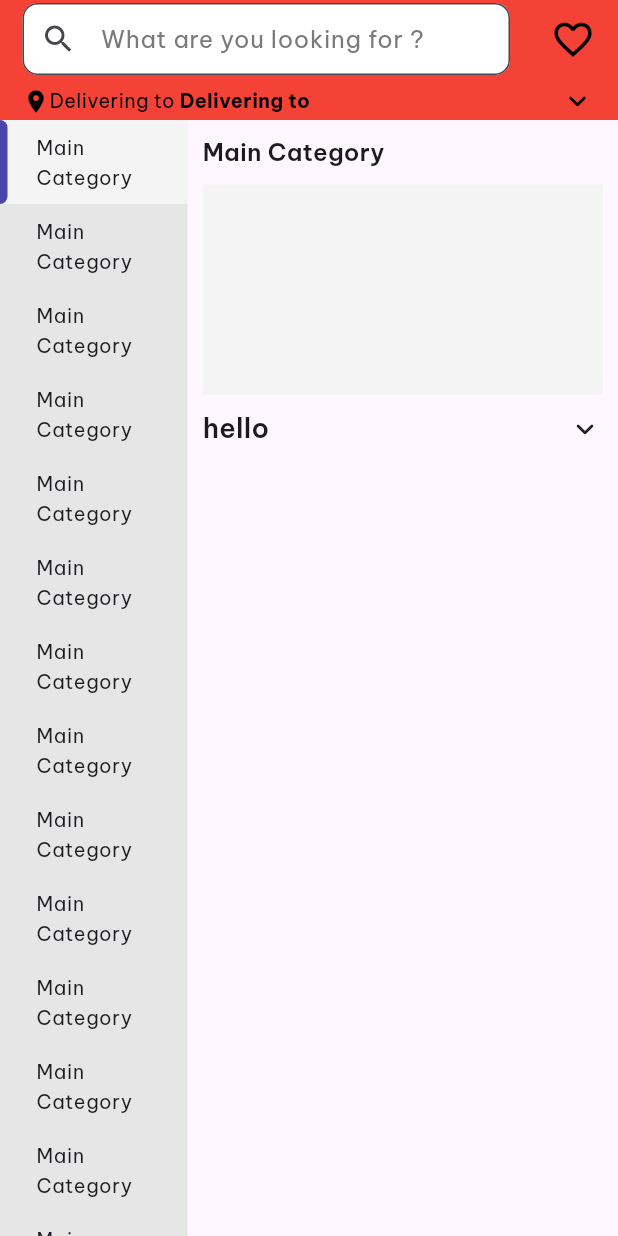
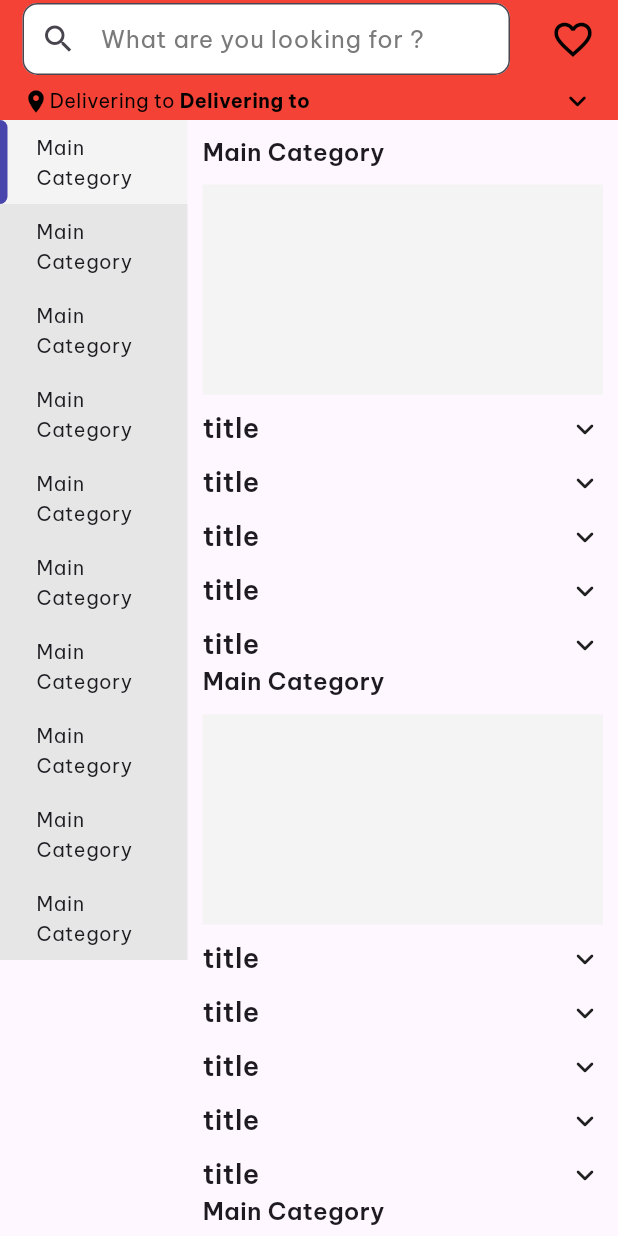
Before and after one commit to codewithmohammed/Tech-Haven, a Flutter app: the SearchCategoryPage screen opened directly, on a phone screen of 412 x 824 dp. Run offline on Flutter 3.47's test engine with Material 3 defaults, Android fonts, the light colour scheme and no system bars; our stand-ins replace animate_do, awesome_snackbar_content, bloc, carousel_slider, cloud_firestore, country_picker and 12 more; accounts and stored records are empty.

Commit message:
the ui of the search page is finished but there is need for some state management to be done in the ui of the screen

```diff
--- a/lib/features/searchcategory/presentation/pages/search_category_page.dart
+++ b/lib/features/searchcategory/presentation/pages/search_category_page.dart
@@ -1,8 +1,6 @@
 import 'package:flutter/material.dart';
-
 import 'package:tech_haven/core/common/widgets/global_title_text.dart';
 import 'package:tech_haven/core/theme/app_pallete.dart';
-
 import '../../../../core/common/widgets/global_appbar_searchbar.dart';
 
 class SearchCategoryPage extends StatefulWidget {
@@ -14,6 +12,17 @@ class SearchCategoryPage extends StatefulWidget {
 
 class _SearchCategoryPageState extends State<SearchCategoryPage> {
   bool isExpanded = false;
+  int currentIndex = 0;
+  ScrollController searchPageController = ScrollController();
+
+  int? openedAccordionIndex;
+  int? pageOfcurrentAccordionIndex;
+  @override
+  void dispose() {
+    searchPageController.dispose();
+    super.dispose();
+  }
+
   @override
   Widget build(BuildContext context) {
     return SafeArea(
@@ -30,11 +39,11 @@ class _SearchCategoryPageState extends State<SearchCategoryPage> {
                   //   color: AppPallete.darkgreyColor,
                   // ),
                   child: ListView.builder(
-                      itemCount: 50,
+                    primary: true,
+                    itemCount: 10,
                     itemBuilder: (context, index) {
                       return ListTile(
-                          style: ListTileStyle.list,
-                          tileColor: index == 0
+                        tileColor: index == currentIndex
                             ? AppPallete.lightgreyColor
                             : AppPallete.darkgreyColor,
                         contentPadding:
@@ -43,7 +52,7 @@ class _SearchCategoryPageState extends State<SearchCategoryPage> {
                           // height: 10,
                           width: 5,
                           decoration: BoxDecoration(
-                              color: index == 0
+                            color: index == currentIndex
                                 ? AppPallete.primaryAppButtonColor
                                 : null,
                             borderRadius: const BorderRadius.only(
@@ -56,7 +65,11 @@ class _SearchCategoryPageState extends State<SearchCategoryPage> {
                             ),
                           ),
                         ),
-                          onTap: () {},
+                        onTap: () {
+                          setState(() {
+                            currentIndex = index;
+                          });
+                        },
                         splashColor: AppPallete.primaryAppColor,
                         horizontalTitleGap: 0,
 
@@ -78,27 +91,23 @@ class _SearchCategoryPageState extends State<SearchCategoryPage> {
                         // selectedTileColor: AppPallete.whiteColor,
                       );
                     },
-                    )),
+                  ),
+                ),
+                //first we need a custom scroll view
+
                 Expanded(
-                  child: SizedBox(
-                    width: double.infinity,
-                    // color: Colors.green,
-                    child: PageView.builder(
-                      physics: const ClampingScrollPhysics(),
-                      itemCount: 10,
-                      pageSnapping: false,
-                      scrollDirection: Axis.vertical,
-                      allowImplicitScrolling: true,
-                      itemBuilder: (context, index) {
-                        return Container(
-                          // color: AppPallete.backgroundColor,
-                          child: Padding(
+                  child: ListView.builder(
+                    shrinkWrap: true,
+                    controller: searchPageController,
                     padding: const EdgeInsets.only(
                       top: 10,
                       left: 10,
                       right: 10,
                     ),
-                            child: Column(
+                    itemCount: 10,
+                    scrollDirection: Axis.vertical,
+                    itemBuilder: (context, pageIndex) {
+                      return Column(
                         crossAxisAlignment: CrossAxisAlignment.start,
                         children: [
                           const GlobalTitleText(
@@ -115,214 +124,83 @@ class _SearchCategoryPageState extends State<SearchCategoryPage> {
                               ),
                             ),
                           ),
-                                Expanded(
-                                  child: SizedBox(
-                                    child: ListView.builder(
-                                      physics:
-                                          const NeverScrollableScrollPhysics(),
-                                      itemCount: 1,
-                                      itemBuilder: (context, index) {
+                          ListView.builder(
+                            itemCount: 5,
+                            shrinkWrap: true,
+                            physics: const NeverScrollableScrollPhysics(),
+                            itemBuilder: (context, accordionIndex) {
+                              // int? currentPageIndex;
                               return Container(
                                 margin: const EdgeInsets.only(
                                   top: 10,
                                 ),
-                                          child: isExpanded
-                                              ? Column(
+                                child: Column(
+                                  mainAxisAlignment: MainAxisAlignment.start,
                                   children: [
                                     InkWell(
-                                                      splashColor: AppPallete
-                                                          .lightgreyColor,
+                                      splashColor: AppPallete.lightgreyColor,
                                       onTap: () {
                                         setState(() {
-                                                          isExpanded = true;
+                                          pageOfcurrentAccordionIndex =
+                                              pageIndex;
+                                          openedAccordionIndex = accordionIndex == openedAccordionIndex ? null : accordionIndex;
                                         });
                                       },
                                       child: const Row(
                                         mainAxisAlignment:
-                                                            MainAxisAlignment
-                                                                .spaceBetween,
+                                            MainAxisAlignment.spaceBetween,
                                         crossAxisAlignment:
-                                                            CrossAxisAlignment
-                                                                .center,
+                                            CrossAxisAlignment.center,
                                         children: [
                                           GlobalTitleText(
                                             title: 'title',
                                           ),
                                           Icon(
-                                                            Icons
-                                                                .keyboard_arrow_down_rounded,
+                                            Icons.keyboard_arrow_down_rounded,
                                           ),
                                         ],
                                       ),
                                     ),
-                                                  ],
-                                                )
-                                              : Column(
+                                    accordionIndex == openedAccordionIndex &&
+                                            pageIndex ==
+                                                pageOfcurrentAccordionIndex
+                                        ? GridView.builder(
+                                            shrinkWrap: true,
+                                            physics:
+                                                const NeverScrollableScrollPhysics(),
+                                            itemCount: 10,
+                                            gridDelegate:
+                                                const SliverGridDelegateWithFixedCrossAxisCount(
+                                                    crossAxisCount: 3),
+                                            itemBuilder: (context, index) {
+                                              return Column(
+                                                mainAxisAlignment:
+                                                    MainAxisAlignment.center,
+                                                crossAxisAlignment:
+                                                    CrossAxisAlignment.center,
                                                 children: [
-                                                    InkWell(
-                                                      splashColor: AppPallete
-                                                          .lightgreyColor,
-                                                      onTap: () {},
-                                                      child: const Row(
-                                                        mainAxisAlignment:
-                                                            MainAxisAlignment
-                                                                .spaceBetween,
-                                                        crossAxisAlignment:
-                                                            CrossAxisAlignment
-                                                                .center,
-                                                        children: [
-                                                          GlobalTitleText(
-                                                            title: 'hello',
+                                                  Image.asset(
+                                                    'assets/dev/iphone-png.png',
                                                   ),
-                                                          Icon(
-                                                            Icons
-                                                                .keyboard_arrow_down_rounded,
+                                                  const Text(
+                                                    'iPhone',
                                                   ),
                                                 ],
-                                                      ),
-                                                    ),
+                                              );
+                                            },
+                                          )
+                                        : const SizedBox(),
                                   ],
                                 ),
                               );
                             },
-                                    ),
-                                  ),
                           )
                         ],
-                            ),
-                          ),
                       );
                     },
                   ),
-                  ),
-                ),
+                )
               ],
             )));
   }
 }
-// =======
-
-// class SearchCategoryPage extends StatelessWidget {
-//   const SearchCategoryPage({super.key});
-
-//   @override
-//   Widget build(BuildContext context) {
-//     return const Scaffold(
-//       body: Text(
-//         'Search Category Page',
-// >>>>>>> bottomnavigationbar
-//       ),
-//     );
-//   }
-// }
-// <<<<<<< HEAD
-
-// SizedBox(
-//                                       height: 30,
-//                                       child: ListTile(
-//                                         splashColor: AppPallete.lightgreyColor,
-//                                         horizontalTitleGap: 0,
-//                                         title: const Text('sdfsd'),
-//                                         trailing: CircularButton(
-//                                           onPressed: () {},
-//                                           shadow: false,
-//                                           circularButtonChild: const Icon(Icons
-//                                               .keyboard_arrow_down_rounded),
-//                                           diameter: 40,
-//                                         ),
-//                                         onTap: () {},
-//                                       ),
-//                                     );
-// Container(
-//                           height: 60,
-//                           decoration: BoxDecoration(
-//                             color: index == 0 ? Colors.red : Colors.white,
-//                           ),
-//                           alignment: Alignment.centerLeft,
-//                           child: const Text('da5555555555555555555ta'));
-
-// void main() => runApp(const MyApp());
-
-// class MyApp extends StatelessWidget {
-//   const MyApp({Key? key}) : super(key: key);
-//   static const String _title = 'Flutter Tutorial';
-//   @override
-//   Widget build(BuildContext context) {
-//     return MaterialApp(
-//       title: _title,
-//       home: Scaffold(
-//         appBar: AppBar(title: const Text(_title)),
-//         body: const Steps(),
-//       ),
-//     );
-//   }
-// }
-
-// class Step {
-//   Step(this.title, this.body, [this.isExpanded = true]);
-//   String title;
-//   String body;
-//   bool isExpanded;
-// }
-
-// List<Step> getSteps() {
-//   return [
-//     Step(
-//       'Step 0: Install Flutter',
-//       'Install Flutter development tools according to the official documentation.',
-//     ),
-//     Step(
-//         'Step 1: Create a project',
-//         'Open your terminal, run `flutter create <project_name>` to create a new project.',
-//         false),
-//     Step(
-//         'Step 2: Run the app',
-//         'Change your terminal directory to the project directory, enter `flutter run`.',
-//         false),
-//   ];
-// }
-
-// class Steps extends StatefulWidget {
-//   const Steps({super.key});
-//   @override
-//   State<Steps> createState() => _StepsState();
-// }
-
-// class _StepsState extends State<Steps> {
-//   final List<Step> _steps = getSteps();
-//   @override
-//   Widget build(BuildContext context) {
-//     return ExpansionPanelList(
-//       materialGapSize: 0,
-//       elevation: 0,
-//       expansionCallback: (int index, bool isExpanded) {
-//         setState(() {
-//           _steps[index].isExpanded = !isExpanded;
-//         });
-//       },
-//       children: _steps.map<ExpansionPanel>((Step step) {
-//         return ExpansionPanel(
-//           canTapOnHeader: true,
-//           headerBuilder: (BuildContext context, bool isExpanded) {
-//             return SizedBox(
-//               height: 10,
-//               child: GlobalTitleText(
-//                 title: step.title,
-//                 fontSize: 14,
-//               ),
-//             );
-//           },
-//           body: ListTile(
-//             title: Text(step.body),
-//           ),
-//           isExpanded: step.isExpanded,
-//         );
-//       }).toList(),
-//     );
-//   }
-//   // Widget _renderSteps() {
-//   //   return
-//   // }
-// }
-// =======
-// >>>>>>> bottomnavigationbar
```
Lines whose indentation alone changed are shown as unchanged.
